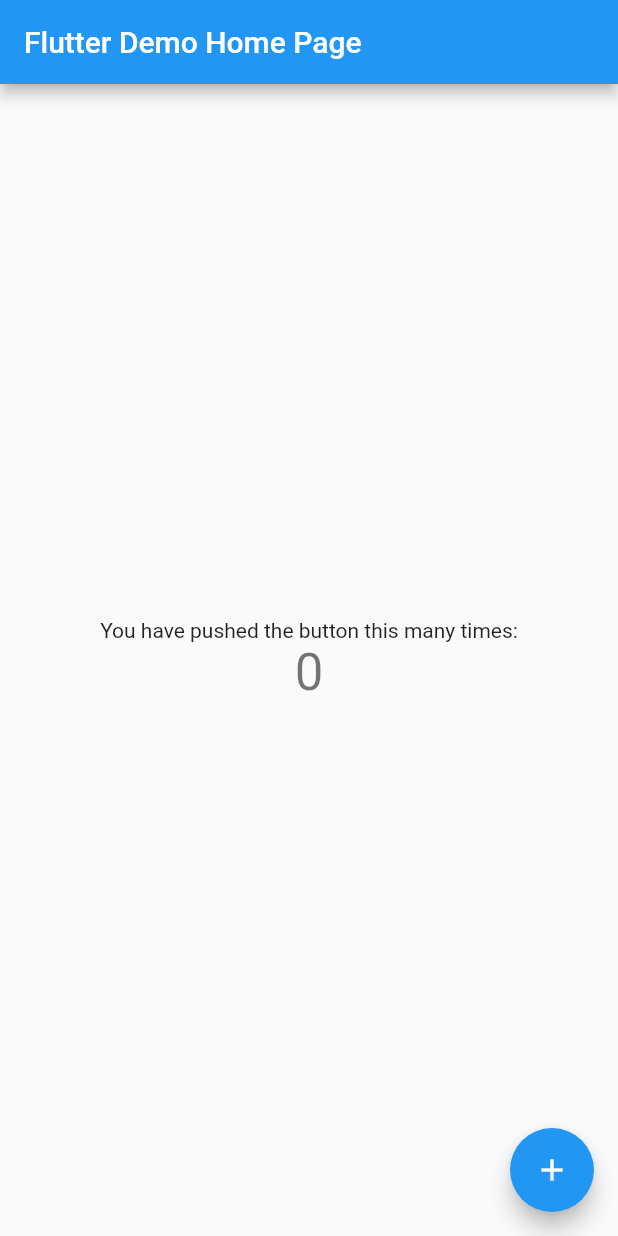
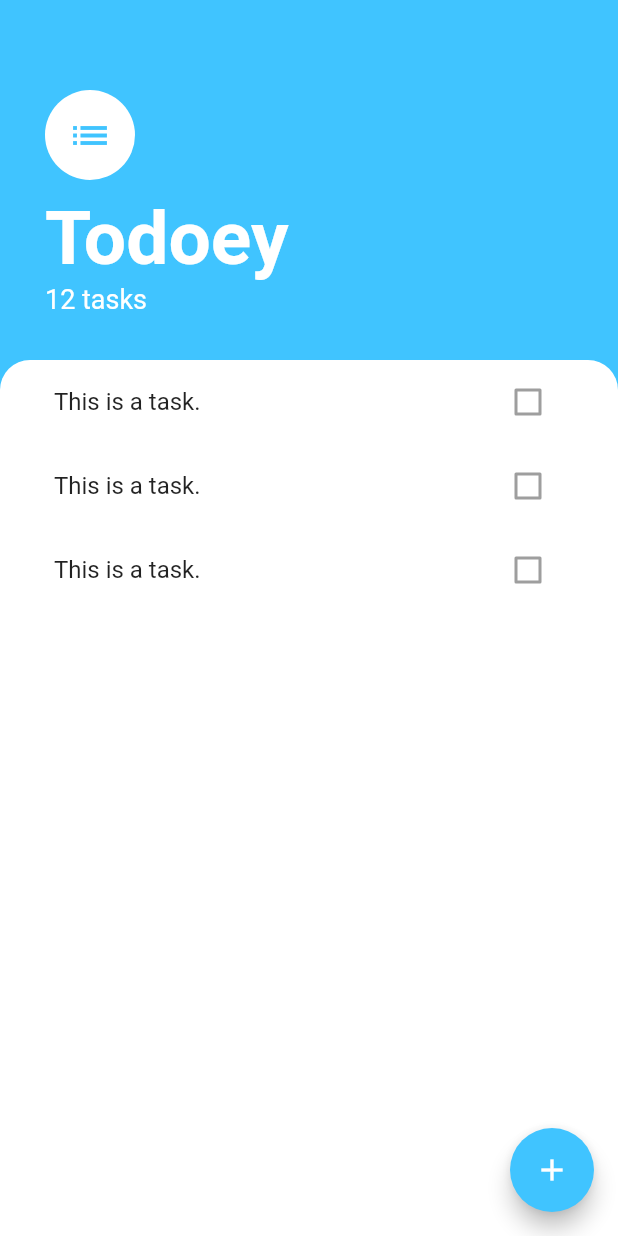
Before and after one commit to fear-the-lord/todoapp-flutter, a Flutter app: the screen it shows after launch, on a phone screen of 412 x 824 dp. Run offline on Flutter 3.47's test engine with Material 2 defaults, Android fonts, the phone set to English and light mode, and no system bars.

Commit message:
Second Commit

```diff
--- a/lib/main.dart
+++ b/lib/main.dart
@@ -1,117 +1,15 @@
 import 'package:flutter/material.dart';
+import 'screen/tasks_screen.dart';
 
 void main() {
   runApp(MyApp());
 }
 
 class MyApp extends StatelessWidget {
-  // This widget is the root of your application.
   @override
   Widget build(BuildContext context) {
     return MaterialApp(
-      title: 'Flutter Demo',
-      theme: ThemeData(
-        // This is the theme of your application.
-        //
-        // Try running your application with "flutter run". You'll see the
-        // application has a blue toolbar. Then, without quitting the app, try
-        // changing the primarySwatch below to Colors.green and then invoke
-        // "hot reload" (press "r" in the console where you ran "flutter run",
-        // or simply save your changes to "hot reload" in a Flutter IDE).
-        // Notice that the counter didn't reset back to zero; the application
-        // is not restarted.
-        primarySwatch: Colors.blue,
-        // This makes the visual density adapt to the platform that you run
-        // the app on. For desktop platforms, the controls will be smaller and
-        // closer together (more dense) than on mobile platforms.
-        visualDensity: VisualDensity.adaptivePlatformDensity,
-      ),
-      home: MyHomePage(title: 'Flutter Demo Home Page'),
+      home: TasksScreen(),
     );
   }
 }
-
-class MyHomePage extends StatefulWidget {
-  MyHomePage({Key key, this.title}) : super(key: key);
-
-  // This widget is the home page of your application. It is stateful, meaning
-  // that it has a State object (defined below) that contains fields that affect
-  // how it looks.
-
-  // This class is the configuration for the state. It holds the values (in this
-  // case the title) provided by the parent (in this case the App widget) and
-  // used by the build method of the State. Fields in a Widget subclass are
-  // always marked "final".
-
-  final String title;
-
-  @override
-  _MyHomePageState createState() => _MyHomePageState();
-}
-
-class _MyHomePageState extends State<MyHomePage> {
-  int _counter = 0;
-
-  void _incrementCounter() {
-    setState(() {
-      // This call to setState tells the Flutter framework that something has
-      // changed in this State, which causes it to rerun the build method below
-      // so that the display can reflect the updated values. If we changed
-      // _counter without calling setState(), then the build method would not be
-      // called again, and so nothing would appear to happen.
-      _counter++;
-    });
-  }
-
-  @override
-  Widget build(BuildContext context) {
-    // This method is rerun every time setState is called, for instance as done
-    // by the _incrementCounter method above.
-    //
-    // The Flutter framework has been optimized to make rerunning build methods
-    // fast, so that you can just rebuild anything that needs updating rather
-    // than having to individually change instances of widgets.
-    return Scaffold(
-      appBar: AppBar(
-        // Here we take the value from the MyHomePage object that was created by
-        // the App.build method, and use it to set our appbar title.
-        title: Text(widget.title),
-      ),
-      body: Center(
-        // Center is a layout widget. It takes a single child and positions it
-        // in the middle of the parent.
-        child: Column(
-          // Column is also a layout widget. It takes a list of children and
-          // arranges them vertically. By default, it sizes itself to fit its
-          // children horizontally, and tries to be as tall as its parent.
-          //
-          // Invoke "debug painting" (press "p" in the console, choose the
-          // "Toggle Debug Paint" action from the Flutter Inspector in Android
-          // Studio, or the "Toggle Debug Paint" command in Visual Studio Code)
-          // to see the wireframe for each widget.
-          //
-          // Column has various properties to control how it sizes itself and
-          // how it positions its children. Here we use mainAxisAlignment to
-          // center the children vertically; the main axis here is the vertical
-          // axis because Columns are vertical (the cross axis would be
-          // horizontal).
-          mainAxisAlignment: MainAxisAlignment.center,
-          children: <Widget>[
-            Text(
-              'You have pushed the button this many times:',
-            ),
-            Text(
-              '$_counter',
-              style: Theme.of(context).textTheme.headline4,
-            ),
-          ],
-        ),
-      ),
-      floatingActionButton: FloatingActionButton(
-        onPressed: _incrementCounter,
-        tooltip: 'Increment',
-        child: Icon(Icons.add),
-      ), // This trailing comma makes auto-formatting nicer for build methods.
-    );
-  }
-}
--- /dev/null
+++ b/lib/screen/tasks_screen.dart
@@ -0,0 +1,70 @@
+import 'package:flutter/material.dart';
+import 'package:todoey_flutter/widgets/tasks_list.dart';
+
+class TasksScreen extends StatelessWidget {
+  @override
+  Widget build(BuildContext context) {
+    return Scaffold(
+      backgroundColor: Colors.lightBlueAccent,
+      body: Column(
+        crossAxisAlignment: CrossAxisAlignment.start,
+        children: [
+          Container(
+            padding: EdgeInsets.only(
+                top: 60.0, left: 30.0, right: 30.0, bottom: 30.0),
+            child: Column(
+              crossAxisAlignment: CrossAxisAlignment.start,
+              children: [
+                CircleAvatar(
+                  child: Icon(
+                    Icons.list,
+                    size: 30.0,
+                    color: Colors.lightBlueAccent,
+                  ),
+                  backgroundColor: Colors.white,
+                  radius: 30.0,
+                ),
+                SizedBox(
+                  height: 10.0,
+                ),
+                Text(
+                  'Todoey',
+                  style: TextStyle(
+                    color: Colors.white,
+                    fontSize: 50.0,
+                    fontWeight: FontWeight.w700,
+                  ),
+                ),
+                Text(
+                  '12 tasks',
+                  style: TextStyle(
+                    color: Colors.white,
+                    fontSize: 18.0,
+                  ),
+                ),
+              ],
+            ),
+          ),
+          Expanded(
+            child: Container(
+              padding: EdgeInsets.symmetric(horizontal: 20.0),
+              decoration: BoxDecoration(
+                color: Colors.white,
+                borderRadius: BorderRadius.only(
+                  topLeft: Radius.circular(20.0),
+                  topRight: Radius.circular(20.0),
+                ),
+              ),
+              child: TasksList(),
+            ),
+          ),
+        ],
+      ),
+      floatingActionButton: FloatingActionButton(
+        backgroundColor: Colors.lightBlueAccent,
+        child: Icon(Icons.add),
+        onPressed: () {},
+      ),
+    );
+  }
+}
--- /dev/null
+++ b/lib/widgets/task_tile.dart
@@ -0,0 +1,13 @@
+import 'package:flutter/material.dart';
+
+class TaskTile extends StatelessWidget {
+  @override
+  Widget build(BuildContext context) {
+    return ListTile(
+      title: Text('This is a task.'),
+      trailing: Checkbox(
+        value: false,
+      ),
+    );
+  }
+}
--- /dev/null
+++ b/lib/widgets/tasks_list.dart
@@ -0,0 +1,15 @@
+import 'package:flutter/material.dart';
+import 'package:todoey_flutter/widgets/task_tile.dart';
+
+class TasksList extends StatelessWidget {
+  @override
+  Widget build(BuildContext context) {
+    return ListView(
+      children: [
+        TaskTile(),
+        TaskTile(),
+        TaskTile(),
+      ],
+    );
+  }
+}
```
